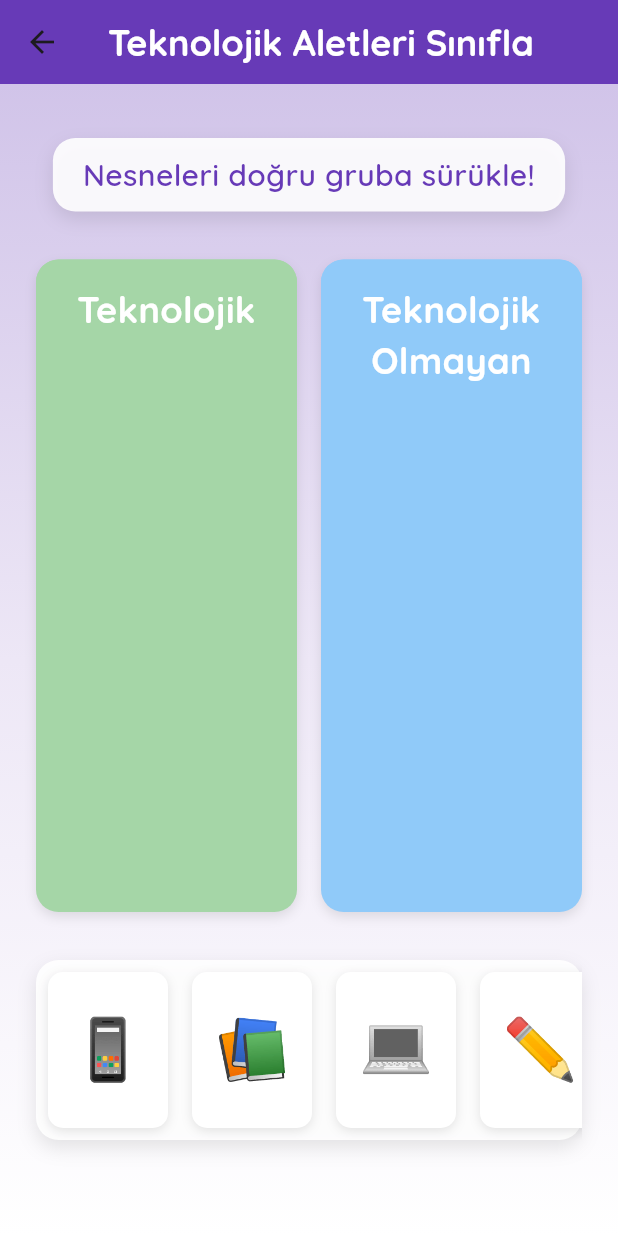
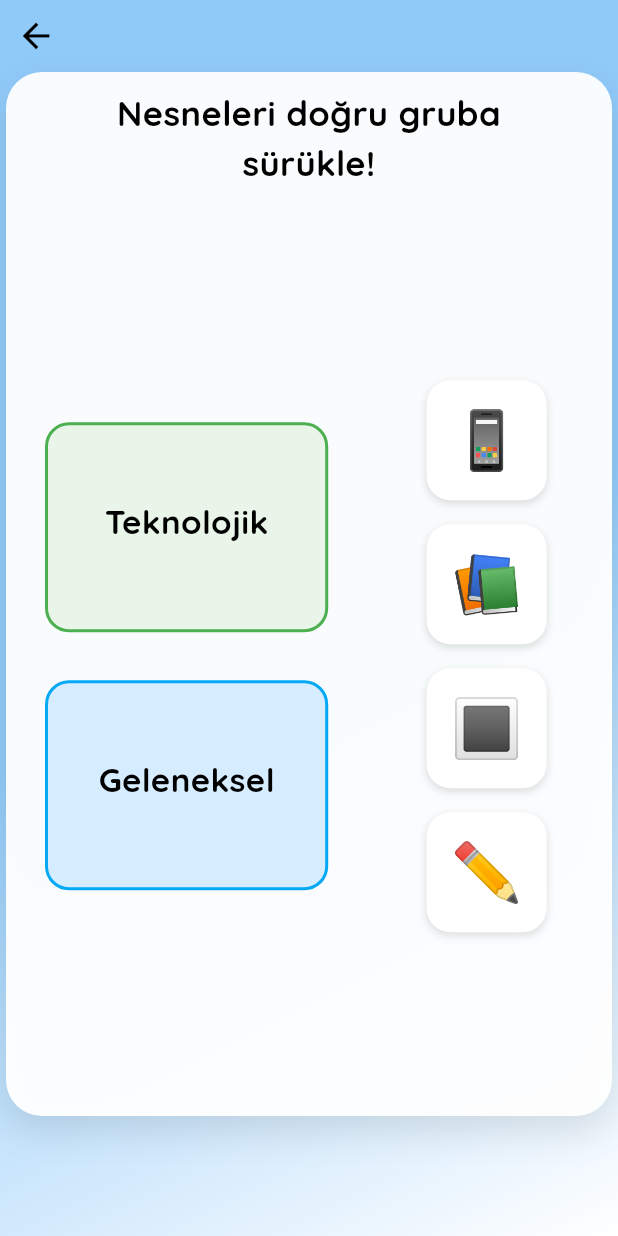
Before and after one commit to fzeynepgoren/Dixlearning, a Flutter app: the TeknolojikSinifla screen opened directly, on a phone screen of 412 x 824 dp. Run offline on Flutter 3.47's test engine with Material 3 defaults, Android fonts, the phone set to English and light mode, and no system bars; our stand-ins replace audioplayers, fluentui_system_icons, flutter_animate, flutter_switch, google_fonts, shared_preferences; accounts and stored records are empty.

Commit message:
siniflama1/soru4 son hal

```diff
--- a/lib/siniflama2/soru4.dart
+++ b/lib/siniflama2/soru4.dart
@@ -15,7 +15,7 @@ class _TeknolojikSiniflaState extends State<TeknolojikSinifla>
   final List<Map<String, dynamic>> items = [
     {'emoji': '📱', 'id': 'telefon', 'isTech': true, 'isPlaced': false},
     {'emoji': '📚', 'id': 'kitap', 'isTech': false, 'isPlaced': false},
-    {'emoji': '💻', 'id': 'tablet', 'isTech': true, 'isPlaced': false},
+    {'emoji': '🔳', 'id': 'tablet', 'isTech': true, 'isPlaced': false},
     {'emoji': '✏️', 'id': 'kalem', 'isTech': false, 'isPlaced': false},
   ];
 
@@ -92,9 +92,8 @@ class _TeknolojikSiniflaState extends State<TeknolojikSinifla>
           if (mounted) {
             Navigator.push(
               context,
-                MaterialPageRoute(
-                  builder: (context) => const ParaSinifla(),
-                ));
+              MaterialPageRoute(builder: (context) => const ParaSinifla()),
+            );
           }
         });
       }
@@ -104,140 +103,156 @@ class _TeknolojikSiniflaState extends State<TeknolojikSinifla>
   @override
   Widget build(BuildContext context) {
     final isEnglish = Provider.of<LanguageProvider>(context).isEnglish;
-    return Scaffold(
-      backgroundColor: const Color(0xFFE1F5FE),
-      appBar: AppBar(
-        title: Text(
-          isEnglish
-              ? 'Classify Technological Objects'
-              : 'Teknolojik Aletleri Sınıfla',
-          style: const TextStyle(fontSize: 24, fontWeight: FontWeight.bold),
-        ),
-        centerTitle: true,
-        backgroundColor: Colors.deepPurple,
-        elevation: 0,
-        leading: IconButton(
-          icon: const Icon(Icons.arrow_back),
-          onPressed: () => Navigator.pop(context),
+    final screenSize = MediaQuery.of(context).size;
+    final iconSize = screenSize.width * 0.065;
+
+    return WillPopScope(
+      onWillPop: () async => false,
+      child: Scaffold(
+        body: Container(
+          decoration: BoxDecoration(
+            gradient: LinearGradient(
+              begin: Alignment.topLeft,
+              end: Alignment.bottomRight,
+              colors: [
+                Colors.blue.shade200,
+                Colors.blue.shade200,
+                const Color(0xffffffff),
+              ],
+              stops: const [0.0, 0.5, 1.0],
             ),
           ),
-      body: Stack(
+          child: SafeArea(
+            child: Column(
               children: [
-          Container(
-            decoration: BoxDecoration(
-              gradient: LinearGradient(
-                begin: Alignment.topCenter,
-                end: Alignment.bottomCenter,
-                colors: [
-                  Colors.deepPurple.shade100,
-                  Colors.deepPurple.shade50,
-                  Colors.white,
+                Row(
+                  mainAxisAlignment: MainAxisAlignment.spaceBetween,
+                  children: [
+                    IconButton(
+                      icon: Icon(
+                        Icons.arrow_back,
+                        color: Colors.black,
+                        size: iconSize,
+                      ),
+                      onPressed: () {
+                        Navigator.of(context).pop();
+                      },
+                    ),
                   ],
                 ),
-            ),
-          ),
-          Padding(
-            padding: const EdgeInsets.all(24.0),
-            child: Column(
-              children: [
-                const SizedBox(height: 12),
-                Container(
-                  padding:
-                      const EdgeInsets.symmetric(horizontal: 20, vertical: 10),
+                Expanded(
+                  child: Container(
+                    margin: const EdgeInsets.fromLTRB(4, 0, 4, 0),
+                    padding: const EdgeInsets.all(10),
                     decoration: BoxDecoration(
-                    color: Colors.white.withOpacity(0.9),
-                    borderRadius: BorderRadius.circular(15),
+                      color: Colors.white.withOpacity(0.95),
+                      borderRadius: BorderRadius.circular(24),
                       boxShadow: [
                         BoxShadow(
                           color: Colors.black.withOpacity(0.1),
-                        blurRadius: 10,
-                        offset: const Offset(0, 5),
+                          blurRadius: 20,
+                          offset: const Offset(0, 10),
                         ),
                       ],
+                    ),
+                    child: Column(
+                      children: [
+                        Container(
+                          padding: const EdgeInsets.symmetric(
+                            horizontal: 20,
+                            vertical: 1,
                           ),
                           child: Text(
                             isEnglish
                                 ? 'Drag the items to the correct group!'
                                 : 'Nesneleri doğru gruba sürükle!',
                             style: const TextStyle(
-                      fontSize: 20,
-                      fontWeight: FontWeight.w600,
-                      color: Colors.deepPurple,
+                              fontSize: 23,
+                              fontWeight: FontWeight.bold,
+                              color: Colors.black,
                             ),
                             textAlign: TextAlign.center,
                           ),
                         ),
-                const SizedBox(height: 32),
+                        const SizedBox(height: 15),
                         Expanded(
                           child: Row(
-                    crossAxisAlignment: CrossAxisAlignment.stretch,
+                            mainAxisAlignment: MainAxisAlignment.spaceEvenly,
+                            crossAxisAlignment: CrossAxisAlignment.start,
                             children: [
                               Expanded(
-                        child: _buildGroup(
-                          isEnglish ? 'Technological' : 'Teknolojik',
+                                flex: 3,
+                                child: Column(
+                                  mainAxisAlignment: MainAxisAlignment.center,
+                                  children: [
+                                    _buildGroup(
+                                      isEnglish
+                                          ? 'Technological'
+                                          : 'Teknolojik',
                                       techGroup,
                                       true,
-                          Colors.green.shade200,
+                                      const Color(0xFFE8F5E8),
+                                      Colors.green,
+                                    ),
+                                    const SizedBox(height: 16),
+                                    _buildGroup(
+                                      isEnglish ? 'Traditional' : 'Geleneksel',
+                                      nonTechGroup,
+                                      false,
+                                      const Color(0xFFD6ECFF),
+                                      Colors.lightBlue,
+                                    ),
+                                  ],
                                 ),
                               ),
                               const SizedBox(width: 16),
                               Expanded(
-                        child: _buildGroup(
-                          isEnglish
-                              ? 'Non-Technological'
-                              : 'Teknolojik Olmayan',
-                          nonTechGroup,
-                          false,
-                          Colors.blue.shade200,
+                                flex: 2,
+                                child: Column(
+                                  mainAxisAlignment: MainAxisAlignment.center,
+                                  children:
+                                      items
+                                          .where((item) => !item['isPlaced'])
+                                          .map((item) {
+                                            return Draggable<
+                                              Map<String, dynamic>
+                                            >(
+                                              data: item,
+                                              feedback: Material(
+                                                color: Colors.transparent,
+                                                child: _buildDraggableItem(
+                                                  item,
+                                                  dragging: true,
+                                                ),
+                                              ),
+                                              childWhenDragging: Opacity(
+                                                opacity: 0.3,
+                                                child: _buildDraggableItem(
+                                                  item,
+                                                ),
+                                              ),
+                                              child: _buildDraggableItem(item),
+                                            );
+                                          })
+                                          .toList(),
                                 ),
                               ),
                             ],
                           ),
                         ),
-                const SizedBox(height: 32),
-                Container(
-                  height: 120,
-                  decoration: BoxDecoration(
-                    color: Colors.white.withOpacity(0.9),
-                    borderRadius: BorderRadius.circular(15),
-                    boxShadow: [
-                      BoxShadow(
-                        color: Colors.black.withOpacity(0.1),
-                        blurRadius: 10,
-                        offset: const Offset(0, 5),
-                      ),
                       ],
                     ),
-                  child: ListView.builder(
-                    scrollDirection: Axis.horizontal,
-                    itemCount: items.length,
-                    itemBuilder: (context, index) {
-                      final item = items[index];
-                      if (!item['isPlaced']) {
-                        return Padding(
-                          padding: const EdgeInsets.all(8.0),
-                          child: Draggable<Map<String, dynamic>>(
-                            data: item,
-                            feedback: _buildDraggableItem(item),
-                            childWhenDragging: Container(
-                              width: 80,
-                              height: 80,
-                              decoration: BoxDecoration(
-                                color: Colors.grey.shade300,
-                                borderRadius: BorderRadius.circular(10),
                   ),
                 ),
-                            child: _buildDraggableItem(item),
+                Container(
+                  height: 80,
+                  padding: const EdgeInsets.symmetric(
+                    horizontal: 20,
+                    vertical: 10,
                   ),
-                        );
-                      }
-                      return const SizedBox.shrink();
-                    },
-                  ),
-                ),
-                const SizedBox(height: 20),
-                if (showFeedback)
-                  ScaleTransition(
+                  child:
+                      showFeedback
+                          ? ScaleTransition(
                             scale: CurvedAnimation(
                               parent: _feedbackController,
                               curve: Curves.elasticOut,
@@ -248,96 +263,105 @@ class _TeknolojikSiniflaState extends State<TeknolojikSinifla>
                                 horizontal: 20,
                               ),
                               decoration: BoxDecoration(
-                        color: Colors.transparent,
+                                color: Colors.white,
                                 borderRadius: BorderRadius.circular(16),
+                                boxShadow: [
+                                  BoxShadow(
+                                    color: Colors.black12,
+                                    blurRadius: 10,
+                                    offset: const Offset(0, 5),
+                                  ),
+                                ],
                               ),
                               child: Row(
                                 mainAxisSize: MainAxisSize.min,
+                                mainAxisAlignment: MainAxisAlignment.center,
                                 children: [
                                   Icon(
-                            isCorrect ? Icons.check_circle : Icons.cancel,
-                            color: isCorrect ? Colors.green : Colors.red,
+                                    isCorrect
+                                        ? Icons.check_circle
+                                        : Icons.cancel,
+                                    color:
+                                        isCorrect ? Colors.green : Colors.red,
                                     size: 28,
                                   ),
                                   const SizedBox(width: 10),
                                   Text(
                                     isCorrect
-                                ? (isEnglish ? 'Well done! 🎉' : 'Aferin! 🎉')
+                                        ? (isEnglish
+                                            ? 'Well done! 🎉'
+                                            : 'Aferin! 🎉')
                                         : (isEnglish
                                             ? 'Try again! 😔'
                                             : 'Tekrar dene! 😔'),
                                     style: TextStyle(
                                       fontSize: 18,
-                              color: isCorrect ? Colors.green : Colors.red,
+                                      color:
+                                          isCorrect ? Colors.green : Colors.red,
                                       fontWeight: FontWeight.bold,
                                     ),
                                   ),
                                 ],
                               ),
                             ),
+                          )
+                          : const SizedBox.shrink(),
                 ),
-                const SizedBox(height: 20),
               ],
             ),
           ),
-        ],
+        ),
       ),
     );
   }
 
-  Widget _buildGroup(String title, List<Map<String, dynamic>> group,
-      bool isTech, Color color) {
+  Widget _buildGroup(
+    String title,
+    List<Map<String, dynamic>> group,
+    bool isTech,
+    Color boxColor,
+    Color borderColor,
+  ) {
     return DragTarget<Map<String, dynamic>>(
       onWillAcceptWithDetails: (data) => true,
       onAcceptWithDetails: (data) => _handleDrag(data.data, isTech),
       builder: (context, candidateData, rejectedData) {
         return Container(
+          width: double.infinity,
+          height: 140,
+          margin: const EdgeInsets.symmetric(vertical: 8, horizontal: 16),
           decoration: BoxDecoration(
-            color: color,
-            borderRadius: BorderRadius.circular(15),
-            boxShadow: [
-              BoxShadow(
-                color: Colors.black.withOpacity(0.1),
-                blurRadius: 6,
-                offset: const Offset(0, 3),
-              ),
-            ],
+            color: boxColor,
+            border: Border.all(color: borderColor, width: 2),
+            borderRadius: BorderRadius.circular(16),
           ),
           child: Column(
+            mainAxisAlignment: MainAxisAlignment.center,
             children: [
-              Container(
-                padding: const EdgeInsets.all(16),
-                decoration: BoxDecoration(
-                  color: color,
-                  borderRadius: const BorderRadius.only(
-                    topLeft: Radius.circular(15),
-                    topRight: Radius.circular(15),
+              Text(
+                title,
+                style: const TextStyle(
+                  fontSize: 22,
+                  fontWeight: FontWeight.bold,
+                  color: Colors.black,
                 ),
               ),
-                width: double.infinity,
-                child: Text(
-                  title,
+              const SizedBox(height: 8),
+              Wrap(
+                alignment: WrapAlignment.center,
+                spacing: 8,
+                children:
+                    group
+                        .map(
+                          (item) => Text(
+                            item['emoji'],
                             style: const TextStyle(
-                    fontSize: 24,
-                    fontWeight: FontWeight.bold,
-                    color: Colors.white,
-                  ),
-                  textAlign: TextAlign.center,
+                              fontSize: 36,
+                              color: Color(0xFF999999),
                             ),
                           ),
-              Expanded(
-                child: GridView.builder(
-                  padding: const EdgeInsets.all(16),
-                  gridDelegate: const SliverGridDelegateWithFixedCrossAxisCount(
-                    crossAxisCount: 2,
-                    mainAxisSpacing: 8,
-                    crossAxisSpacing: 8,
-                  ),
-                  itemCount: group.length,
-                  itemBuilder: (context, index) {
-                    return _buildDraggableItem(group[index]);
-                  },
-                ),
+                        )
+                        .toList(),
               ),
             ],
           ),
@@ -346,17 +370,21 @@ class _TeknolojikSiniflaState extends State<TeknolojikSinifla>
     );
   }
 
-  Widget _buildDraggableItem(Map<String, dynamic> item) {
+  Widget _buildDraggableItem(
+    Map<String, dynamic> item, {
+    bool dragging = false,
+  }) {
     return Container(
+      margin: const EdgeInsets.symmetric(vertical: 8),
       width: 80,
       height: 80,
       decoration: BoxDecoration(
         color: Colors.white,
-        borderRadius: BorderRadius.circular(10),
+        borderRadius: BorderRadius.circular(16),
         boxShadow: [
           BoxShadow(
-            color: Colors.black.withOpacity(0.1),
-            blurRadius: 5,
+            color: Colors.black12,
+            blurRadius: 4,
             offset: const Offset(0, 2),
           ),
         ],
@@ -364,7 +392,7 @@ class _TeknolojikSiniflaState extends State<TeknolojikSinifla>
       child: Center(
         child: Text(
           item['emoji'],
-          style: const TextStyle(fontSize: 40),
+          style: const TextStyle(fontSize: 38, color: Colors.black),
         ),
       ),
     );
```
Also changed, not shown: lib/siniflama1/soru4.dart (+121 -133 lines). Lines whose indentation alone changed are shown as unchanged.
